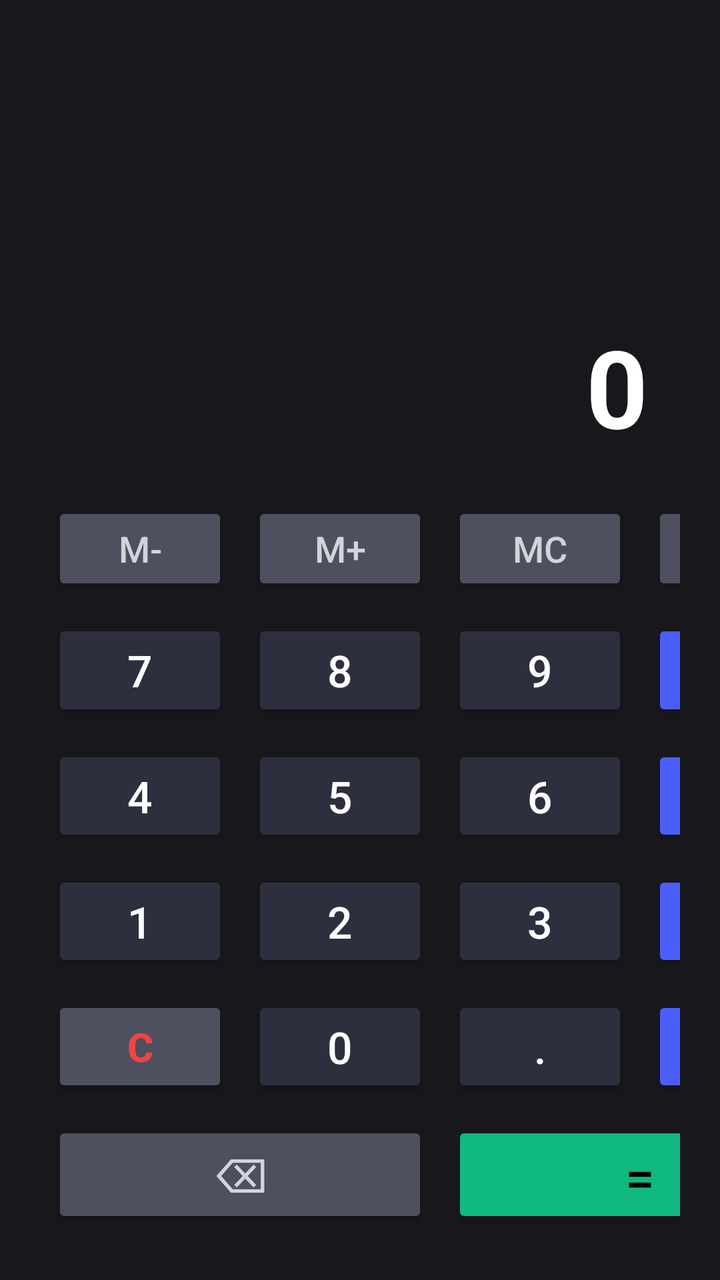
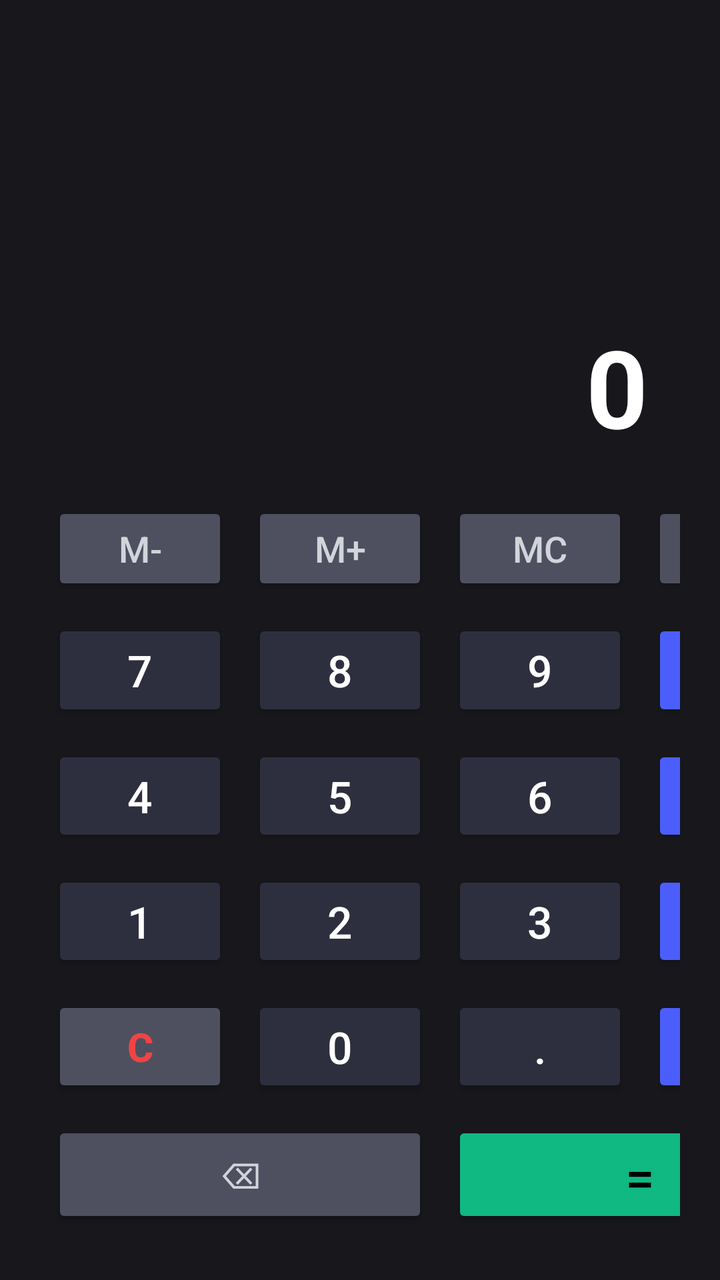

Compare the two renders of this Android layout. The source of the first and the diff that turns it into the second are given below.
<!-- AndroidManifest.xml: application theme Theme.ACT05_Calculadora -->
<!-- res/layout/activity_main.xml -->
<?xml version="1.0" encoding="utf-8"?>
<LinearLayout xmlns:android="http://schemas.android.com/apk/res/android"
    xmlns:app="http://schemas.android.com/apk/res-auto"
    android:id="@+id/main"
    android:layout_width="match_parent"
    android:layout_height="match_parent"
    android:background="@color/calc_bg"
    android:orientation="vertical"
    android:padding="20dp">

    <LinearLayout
        android:layout_width="match_parent"
        android:layout_height="0dp"
        android:layout_weight="1.2"
        android:gravity="bottom|end"
        android:orientation="vertical"
        android:padding="16dp">

        <TextView
            android:id="@+id/txtResultat"
            android:layout_width="wrap_content"
            android:layout_height="wrap_content"
            android:text="@string/_0"
            android:textColor="#FFFFFF"
            android:textSize="54sp"
            android:textStyle="bold" />
    </LinearLayout>

    <TableLayout
        android:layout_width="match_parent"
        android:layout_height="0dp"
        android:layout_weight="2"
        android:stretchColumns="*">

        <TableRow
            android:layout_width="match_parent"
            android:layout_height="0dp"
            android:layout_weight="1">

            <Button
                android:id="@+id/buttonM1"
                android:layout_height="match_parent"
                android:layout_margin="6dp"
                android:text="M-"
                android:textColor="@color/text_function"
                android:textSize="18sp"
                app:backgroundTint="@color/btn_function"
                app:cornerRadius="16dp" />

            <Button
                android:id="@+id/buttonM2"
                android:layout_height="match_parent"
                android:layout_margin="6dp"
                android:text="M+"
                android:textColor="@color/text_function"
                android:textSize="18sp"
                app:backgroundTint="@color/btn_function"
                app:cornerRadius="16dp" />

            <Button
                android:id="@+id/buttonM3"
                android:layout_height="match_parent"
                android:layout_margin="6dp"
                android:text="MC"
                android:textColor="@color/text_function"
                android:textSize="18sp"
                app:backgroundTint="@color/btn_function"
                app:cornerRadius="16dp" />

            <Button
                android:id="@+id/buttonM4"
                android:layout_height="match_parent"
                android:layout_margin="6dp"
                android:text="MR"
                android:textColor="@color/text_function"
                android:textSize="18sp"
                app:backgroundTint="@color/btn_function"
                app:cornerRadius="16dp" />
        </TableRow>

        <TableRow
            android:layout_width="match_parent"
            android:layout_height="0dp"
            android:layout_weight="1">

            <Button
                android:id="@+id/button7"
                android:layout_height="match_parent"
                android:layout_margin="6dp"
                android:text="7"
                android:textColor="@color/text_number"
                android:textSize="22sp"
                app:backgroundTint="@color/btn_number"
                app:cornerRadius="16dp" />

            <Button
                android:id="@+id/button8"
                android:layout_height="match_parent"
                android:layout_margin="6dp"
                android:text="8"
                android:textColor="@color/text_number"
                android:textSize="22sp"
                app:backgroundTint="@color/btn_number"
                app:cornerRadius="16dp" />

            <Button
                android:id="@+id/button9"
                android:layout_height="match_parent"
                android:layout_margin="6dp"
                android:text="9"
                android:textColor="@color/text_number"
                android:textSize="22sp"
                app:backgroundTint="@color/btn_number"
                app:cornerRadius="16dp" />

            <Button
                android:id="@+id/buttonDividir"
                android:layout_height="match_parent"
                android:layout_margin="6dp"
                android:text="/"
                android:textColor="@color/text_operator"
                android:textSize="24sp"
                app:backgroundTint="@color/btn_operator"
                app:cornerRadius="16dp" />
        </TableRow>

        <TableRow
            android:layout_width="match_parent"
            android:layout_height="0dp"
            android:layout_weight="1">

            <Button
                android:id="@+id/button4"
                android:layout_height="match_parent"
                android:layout_margin="6dp"
                android:text="4"
                android:textColor="@color/text_number"
                android:textSize="22sp"
                app:backgroundTint="@color/btn_number"
                app:cornerRadius="16dp" />

            <Button
                android:id="@+id/button5"
                android:layout_height="match_parent"
                android:layout_margin="6dp"
                android:text="5"
                android:textColor="@color/text_number"
                android:textSize="22sp"
                app:backgroundTint="@color/btn_number"
                app:cornerRadius="16dp" />

            <Button
                android:id="@+id/button6"
                android:layout_height="match_parent"
                android:layout_margin="6dp"
                android:text="6"
                android:textColor="@color/text_number"
                android:textSize="22sp"
                app:backgroundTint="@color/btn_number"
                app:cornerRadius="16dp" />

            <Button
                android:id="@+id/buttonX"
                android:layout_height="match_parent"
                android:layout_margin="6dp"
                android:text="×"
                android:textColor="@color/text_operator"
                android:textSize="24sp"
                app:backgroundTint="@color/btn_operator"
                app:cornerRadius="16dp" />
        </TableRow>

        <TableRow
            android:layout_width="match_parent"
            android:layout_height="0dp"
            android:layout_weight="1">

            <Button
                android:id="@+id/button1"
                android:layout_height="match_parent"
                android:layout_margin="6dp"
                android:text="1"
                android:textColor="@color/text_number"
                android:textSize="22sp"
                app:backgroundTint="@color/btn_number"
                app:cornerRadius="16dp" />

            <Button
                android:id="@+id/button2"
                android:layout_height="match_parent"
                android:layout_margin="6dp"
                android:text="2"
                android:textColor="@color/text_number"
                android:textSize="22sp"
                app:backgroundTint="@color/btn_number"
                app:cornerRadius="16dp" />

            <Button
                android:id="@+id/button3"
                android:layout_height="match_parent"
                android:layout_margin="6dp"
                android:text="3"
                android:textColor="@color/text_number"
                android:textSize="22sp"
                app:backgroundTint="@color/btn_number"
                app:cornerRadius="16dp" />

            <Button
                android:id="@+id/buttonResta"
                android:layout_height="match_parent"
                android:layout_margin="6dp"
                android:text="-"
                android:textColor="@color/text_operator"
                android:textSize="24sp"
                app:backgroundTint="@color/btn_operator"
                app:cornerRadius="16dp" />
        </TableRow>

        <TableRow
            android:layout_width="match_parent"
            android:layout_height="0dp"
            android:layout_weight="1">

            <Button
                android:id="@+id/buttonC"
                android:layout_height="match_parent"
                android:layout_margin="6dp"
                android:text="C"
                android:textColor="#EF4444"
                android:textSize="20sp"
                android:textStyle="bold"
                app:backgroundTint="@color/btn_function"
                app:cornerRadius="16dp" />

            <Button
                android:id="@+id/button0"
                android:layout_height="match_parent"
                android:layout_margin="6dp"
                android:text="0"
                android:textColor="@color/text_number"
                android:textSize="22sp"
                app:backgroundTint="@color/btn_number"
                app:cornerRadius="16dp" />

            <Button
                android:id="@+id/buttonComma"
                android:layout_height="match_parent"
                android:layout_margin="6dp"
                android:text="." 
                android:textColor="@color/text_number"
                android:textSize="22sp"
                app:backgroundTint="@color/btn_number"
                app:cornerRadius="16dp" />

            <Button
                android:id="@+id/buttonMes"
                android:layout_height="match_parent"
                android:layout_margin="6dp"
                android:text="+"
                android:textColor="@color/text_operator"
                android:textSize="24sp"
                app:backgroundTint="@color/btn_operator"
                app:cornerRadius="16dp" />
        </TableRow>

        <TableRow
            android:layout_width="match_parent"
            android:layout_height="0dp"
            android:layout_weight="1">

            <Button
                android:id="@+id/buttonDelete"
                android:layout_height="match_parent"
                android:layout_margin="6dp"
                android:layout_span="2"
                android:contentDescription="Eliminar último carácter"
                android:text="⌫"
                android:textColor="@color/text_function"
                android:textSize="24sp"
                app:backgroundTint="@color/btn_function"
                app:cornerRadius="16dp" />

            <Button
                android:id="@+id/buttonIgual"
                android:layout_height="match_parent"
                android:layout_margin="6dp"
                android:layout_span="2"
                android:text="="
                android:textColor="@color/black"
                android:textSize="26sp"
                app:backgroundTint="@color/btn_equals"
                app:cornerRadius="16dp" />
        </TableRow>
    </TableLayout>

</LinearLayout>
<!-- resources referenced by this layout -->
<resources>
  <color name="black">#000000</color>
  <color name="btn_equals">#10B981</color>
  <color name="btn_function">#4E505F</color>
  <color name="btn_number">#2E2F3E</color>
  <color name="btn_operator">#4B5EFC</color>
  <color name="calc_bg">#17171C</color>
  <color name="text_function">#D1D5DB</color>
  <color name="text_number">#FFFFFF</color>
  <color name="text_operator">#FFFFFF</color>
  <string name="_0">0</string>
  <style name="Theme.ACT05_Calculadora" parent="Base.Theme.ACT05_Calculadora" />
  <style name="Base.Theme.ACT05_Calculadora" parent="Theme.Material3.DayNight.NoActionBar">
          
          
      </style>
</resources>

<!-- the commit's change to res/layout/activity_main.xml (unified diff, before → after) -->
@@ -1,6 +1,5 @@
 <?xml version="1.0" encoding="utf-8"?>
 <LinearLayout xmlns:android="http://schemas.android.com/apk/res/android"
-    xmlns:app="http://schemas.android.com/apk/res-auto"
     android:id="@+id/main"
     android:layout_width="match_parent"
     android:layout_height="match_parent"
@@ -17,13 +16,11 @@
         android:padding="16dp">
 
         <TextView
+            style="@style/CalculatorResult"
             android:id="@+id/txtResultat"
             android:layout_width="wrap_content"
             android:layout_height="wrap_content"
-            android:text="@string/_0"
-            android:textColor="#FFFFFF"
-            android:textSize="54sp"
-            android:textStyle="bold" />
+            android:text="@string/_0" />
     </LinearLayout>
 
     <TableLayout
@@ -38,44 +35,24 @@
             android:layout_weight="1">
 
             <Button
+                style="@style/CalculatorButton.Function"
                 android:id="@+id/buttonM1"
-                android:layout_height="match_parent"
-                android:layout_margin="6dp"
-                android:text="M-"
-                android:textColor="@color/text_function"
-                android:textSize="18sp"
-                app:backgroundTint="@color/btn_function"
-                app:cornerRadius="16dp" />
+                android:text="M-" />
 
             <Button
+                style="@style/CalculatorButton.Function"
                 android:id="@+id/buttonM2"
-                android:layout_height="match_parent"
-                android:layout_margin="6dp"
-                android:text="M+"
-                android:textColor="@color/text_function"
-                android:textSize="18sp"
-                app:backgroundTint="@color/btn_function"
-                app:cornerRadius="16dp" />
+                android:text="M+" />
 
             <Button
+                style="@style/CalculatorButton.Function"
                 android:id="@+id/buttonM3"
-                android:layout_height="match_parent"
-                android:layout_margin="6dp"
-                android:text="MC"
-                android:textColor="@color/text_function"
-                android:textSize="18sp"
-                app:backgroundTint="@color/btn_function"
-                app:cornerRadius="16dp" />
+                android:text="MC" />
 
             <Button
+                style="@style/CalculatorButton.Function"
                 android:id="@+id/buttonM4"
-                android:layout_height="match_parent"
-                android:layout_margin="6dp"
-                android:text="MR"
-                android:textColor="@color/text_function"
-                android:textSize="18sp"
-                app:backgroundTint="@color/btn_function"
-                app:cornerRadius="16dp" />
+                android:text="MR" />
         </TableRow>
 
         <TableRow
@@ -84,44 +61,24 @@
             android:layout_weight="1">
 
             <Button
+                style="@style/CalculatorButton.Number"
                 android:id="@+id/button7"
-                android:layout_height="match_parent"
-                android:layout_margin="6dp"
-                android:text="7"
-                android:textColor="@color/text_number"
-                android:textSize="22sp"
-                app:backgroundTint="@color/btn_number"
-                app:cornerRadius="16dp" />
+                android:text="7" />
 
             <Button
+                style="@style/CalculatorButton.Number"
                 android:id="@+id/button8"
-                android:layout_height="match_parent"
-                android:layout_margin="6dp"
-                android:text="8"
-                android:textColor="@color/text_number"
-                android:textSize="22sp"
-                app:backgroundTint="@color/btn_number"
-                app:cornerRadius="16dp" />
+                android:text="8" />
 
             <Button
+                style="@style/CalculatorButton.Number"
                 android:id="@+id/button9"
-                android:layout_height="match_parent"
-                android:layout_margin="6dp"
-                android:text="9"
-                android:textColor="@color/text_number"
-                android:textSize="22sp"
-                app:backgroundTint="@color/btn_number"
-                app:cornerRadius="16dp" />
+                android:text="9" />
 
             <Button
+                style="@style/CalculatorButton.Operator"
                 android:id="@+id/buttonDividir"
-                android:layout_height="match_parent"
-                android:layout_margin="6dp"
-                android:text="/"
-                android:textColor="@color/text_operator"
-                android:textSize="24sp"
-                app:backgroundTint="@color/btn_operator"
-                app:cornerRadius="16dp" />
+                android:text="/" />
         </TableRow>
 
         <TableRow
@@ -130,44 +87,24 @@
             android:layout_weight="1">
 
             <Button
+                style="@style/CalculatorButton.Number"
                 android:id="@+id/button4"
-                android:layout_height="match_parent"
-                android:layout_margin="6dp"
-                android:text="4"
-                android:textColor="@color/text_number"
-                android:textSize="22sp"
-                app:backgroundTint="@color/btn_number"
-                app:cornerRadius="16dp" />
+                android:text="4" />
 
             <Button
+                style="@style/CalculatorButton.Number"
                 android:id="@+id/button5"
-                android:layout_height="match_parent"
-                android:layout_margin="6dp"
-                android:text="5"
-                android:textColor="@color/text_number"
-                android:textSize="22sp"
-                app:backgroundTint="@color/btn_number"
-                app:cornerRadius="16dp" />
+                android:text="5" />
 
             <Button
+                style="@style/CalculatorButton.Number"
                 android:id="@+id/button6"
-                android:layout_height="match_parent"
-                android:layout_margin="6dp"
-                android:text="6"
-                android:textColor="@color/text_number"
-                android:textSize="22sp"
-                app:backgroundTint="@color/btn_number"
-                app:cornerRadius="16dp" />
+                android:text="6" />
 
             <Button
+                style="@style/CalculatorButton.Operator"
                 android:id="@+id/buttonX"
-                android:layout_height="match_parent"
-                android:layout_margin="6dp"
-                android:text="×"
-                android:textColor="@color/text_operator"
-                android:textSize="24sp"
-                app:backgroundTint="@color/btn_operator"
-                app:cornerRadius="16dp" />
+                android:text="×" />
         </TableRow>
 
         <TableRow
@@ -176,44 +113,24 @@
             android:layout_weight="1">
 
             <Button
+                style="@style/CalculatorButton.Number"
                 android:id="@+id/button1"
-                android:layout_height="match_parent"
-                android:layout_margin="6dp"
-                android:text="1"
-                android:textColor="@color/text_number"
-                android:textSize="22sp"
-                app:backgroundTint="@color/btn_number"
-                app:cornerRadius="16dp" />
+                android:text="1" />
 
             <Button
+                style="@style/CalculatorButton.Number"
                 android:id="@+id/button2"
-                android:layout_height="match_parent"
-                android:layout_margin="6dp"
-                android:text="2"
-                android:textColor="@color/text_number"
-                android:textSize="22sp"
-                app:backgroundTint="@color/btn_number"
-                app:cornerRadius="16dp" />
+                android:text="2" />
 
             <Button
+                style="@style/CalculatorButton.Number"
                 android:id="@+id/button3"
-                android:layout_height="match_parent"
-                android:layout_margin="6dp"
-                android:text="3"
-                android:textColor="@color/text_number"
-                android:textSize="22sp"
-                app:backgroundTint="@color/btn_number"
-                app:cornerRadius="16dp" />
+                android:text="3" />
 
             <Button
+                style="@style/CalculatorButton.Operator"
                 android:id="@+id/buttonResta"
-                android:layout_height="match_parent"
-                android:layout_margin="6dp"
-                android:text="-"
-                android:textColor="@color/text_operator"
-                android:textSize="24sp"
-                app:backgroundTint="@color/btn_operator"
-                app:cornerRadius="16dp" />
+                android:text="-" />
         </TableRow>
 
         <TableRow
@@ -222,45 +139,24 @@
             android:layout_weight="1">
 
             <Button
+                style="@style/CalculatorButton.Clear"
                 android:id="@+id/buttonC"
-                android:layout_height="match_parent"
-                android:layout_margin="6dp"
-                android:text="C"
-                android:textColor="#EF4444"
-                android:textSize="20sp"
-                android:textStyle="bold"
-                app:backgroundTint="@color/btn_function"
-                app:cornerRadius="16dp" />
+                android:text="C" />
 
             <Button
+                style="@style/CalculatorButton.Number"
                 android:id="@+id/button0"
-                android:layout_height="match_parent"
-                android:layout_margin="6dp"
-                android:text="0"
-                android:textColor="@color/text_number"
-                android:textSize="22sp"
-                app:backgroundTint="@color/btn_number"
-                app:cornerRadius="16dp" />
+                android:text="0" />
 
             <Button
+                style="@style/CalculatorButton.Number"
                 android:id="@+id/buttonComma"
-                android:layout_height="match_parent"
-                android:layout_margin="6dp"
-                android:text="." 
-                android:textColor="@color/text_number"
-                android:textSize="22sp"
-                app:backgroundTint="@color/btn_number"
-                app:cornerRadius="16dp" />
+                android:text="." />
 
             <Button
+                style="@style/CalculatorButton.Operator"
                 android:id="@+id/buttonMes"
-                android:layout_height="match_parent"
-                android:layout_margin="6dp"
-                android:text="+"
-                android:textColor="@color/text_operator"
-                android:textSize="24sp"
-                app:backgroundTint="@color/btn_operator"
-                app:cornerRadius="16dp" />
+                android:text="+" />
         </TableRow>
 
         <TableRow
@@ -269,27 +165,17 @@
             android:layout_weight="1">
 
             <Button
+                style="@style/CalculatorButton.Function"
                 android:id="@+id/buttonDelete"
-                android:layout_height="match_parent"
-                android:layout_margin="6dp"
                 android:layout_span="2"
                 android:contentDescription="Eliminar último carácter"
-                android:text="⌫"
-                android:textColor="@color/text_function"
-                android:textSize="24sp"
-                app:backgroundTint="@color/btn_function"
-                app:cornerRadius="16dp" />
+                android:text="⌫" />
 
             <Button
+                style="@style/CalculatorButton.Equals"
                 android:id="@+id/buttonIgual"
-                android:layout_height="match_parent"
-                android:layout_margin="6dp"
                 android:layout_span="2"
-                android:text="="
-                android:textColor="@color/black"
-                android:textSize="26sp"
-                app:backgroundTint="@color/btn_equals"
-                app:cornerRadius="16dp" />
+                android:text="=" />
         </TableRow>
     </TableLayout>
 
<!-- resource entries referenced after the edit -->
@@ -1,16 +1,62 @@
 <!-- resources referenced by this layout -->
 <resources>
+  <color name="calc_bg">#17171C</color>
+  <string name="_0">0</string>
+  <style name="CalculatorButton.Clear">
+          <item name="android:layout_height">match_parent</item>
+          <item name="android:layout_margin">6dp</item>
+          <item name="cornerRadius">16dp</item>
+          <item name="android:textColor">#EF4444</item>
+          <item name="android:textSize">20sp</item>
+          <item name="android:textStyle">bold</item>
+          <item name="backgroundTint">@color/btn_function</item>
+      </style>
+  <style name="CalculatorButton.Equals">
+          <item name="android:layout_height">match_parent</item>
+          <item name="android:layout_margin">6dp</item>
+          <item name="cornerRadius">16dp</item>
+          <item name="android:textColor">@color/black</item>
+          <item name="android:textSize">26sp</item>
+          <item name="backgroundTint">@color/btn_equals</item>
+      </style>
+  <style name="CalculatorButton.Function">
+          <item name="android:layout_height">match_parent</item>
+          <item name="android:layout_margin">6dp</item>
+          <item name="cornerRadius">16dp</item>
+          <item name="android:textColor">@color/text_function</item>
+          <item name="android:textSize">18sp</item>
+          <item name="backgroundTint">@color/btn_function</item>
+      </style>
+  <style name="CalculatorButton.Number">
+          <item name="android:layout_height">match_parent</item>
+          <item name="android:layout_margin">6dp</item>
+          <item name="cornerRadius">16dp</item>
+          <item name="android:textColor">@color/text_number</item>
+          <item name="android:textSize">22sp</item>
+          <item name="backgroundTint">@color/btn_number</item>
+      </style>
+  <style name="CalculatorButton.Operator">
+          <item name="android:layout_height">match_parent</item>
+          <item name="android:layout_margin">6dp</item>
+          <item name="cornerRadius">16dp</item>
+          <item name="android:textColor">@color/text_operator</item>
+          <item name="android:textSize">24sp</item>
+          <item name="backgroundTint">@color/btn_operator</item>
+      </style>
+  <style name="CalculatorResult">
+          <item name="android:textColor">#FFFFFF</item>
+          <item name="android:textSize">54sp</item>
+          <item name="android:textStyle">bold</item>
+      </style>
+  <style name="Theme.ACT05_Calculadora" parent="Base.Theme.ACT05_Calculadora" />
+  <color name="btn_function">#4E505F</color>
   <color name="black">#000000</color>
   <color name="btn_equals">#10B981</color>
-  <color name="btn_function">#4E505F</color>
-  <color name="btn_number">#2E2F3E</color>
-  <color name="btn_operator">#4B5EFC</color>
-  <color name="calc_bg">#17171C</color>
   <color name="text_function">#D1D5DB</color>
   <color name="text_number">#FFFFFF</color>
+  <color name="btn_number">#2E2F3E</color>
   <color name="text_operator">#FFFFFF</color>
-  <string name="_0">0</string>
-  <style name="Theme.ACT05_Calculadora" parent="Base.Theme.ACT05_Calculadora" />
+  <color name="btn_operator">#4B5EFC</color>
   <style name="Base.Theme.ACT05_Calculadora" parent="Theme.Material3.DayNight.NoActionBar">
           
           
